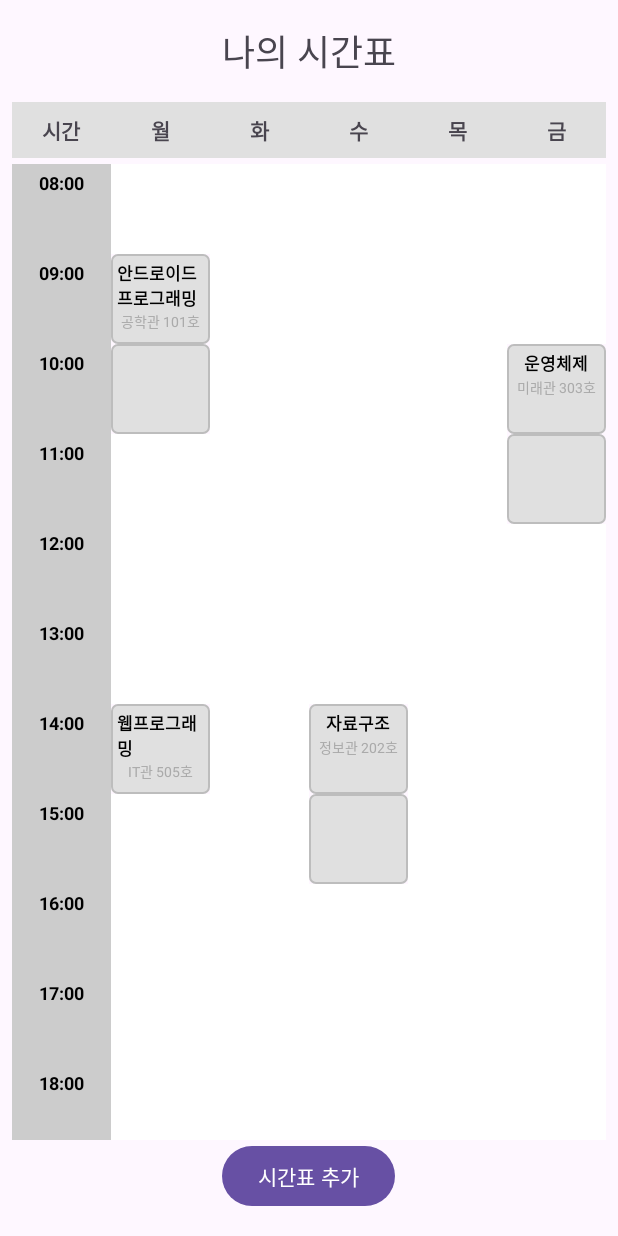
After one commit to jsk4581/TakeTac-Android, an Android app: the TimetableActivity screen opened directly, with no data from a screen before it, on a phone screen of 412 x 824 dp. The commit adds this screen. Run offline under Robolectric (Android 15) with nearby library versions, the phone set to English and light mode, and no system bars.

Commit message:
timetable add

```diff
--- a/app/build.gradle.kts
+++ b/app/build.gradle.kts
@@ -41,6 +41,8 @@ dependencies {
 
     implementation("com.google.firebase:firebase-auth:22.3.1") // Firebase Auth 직접 명시
     implementation("com.google.firebase:firebase-firestore:24.10.0")
+    implementation("androidx.recyclerview:recyclerview:1.3.2") // 최신 버전 확인
+    implementation("androidx.cardview:cardview:1.0.0")
     testImplementation(libs.junit)
     androidTestImplementation(libs.ext.junit)
     androidTestImplementation(libs.espresso.core)
--- a/app/src/main/AndroidManifest.xml
+++ b/app/src/main/AndroidManifest.xml
@@ -21,6 +21,8 @@
         <activity android:name=".HomeActivity" />
         <activity android:name=".SignupActivity" />
 
+        <activity android:name=".TimetableActivity" />
+
         <activity
             android:name=".LoginActivity"
             android:exported="true">
--- /dev/null
+++ b/app/src/main/java/com/team5/taketac/Displayableitem.java
@@ -0,0 +1,31 @@
+package com.team5.taketac;
+
+// 시간표의 각 셀에 표시될 아이템의 타입을 나타내는 enum 또는 상수 집합
+enum ItemType {
+    TIME_LABEL, // 시간 표시 (09:00, 10:00 등)
+    SCHEDULE_ENTRY, // 강의 정보
+    EMPTY_SLOT // 빈 시간표 칸
+}
+
+// RecyclerView에 표시될 각 아이템의 정보를 담는 클래스
+class DisplayableItem {
+    ItemType type;
+    String text; // 시간 레이블 또는 과목명
+    String subText; // 강의실
+    ScheduleEntry originalEntry; // 실제 ScheduleEntry 객체 (SCHEDULE_ENTRY 타입일 경우)
+    boolean isContinuation; // 여러 시간 걸친 강의의 연속 부분인지 여부
+
+    // 생성자들
+    public DisplayableItem(ItemType type, String text) { // TIME_LABEL, EMPTY_SLOT (text는 시간)
+        this.type = type;
+        this.text = text;
+    }
+
+    public DisplayableItem(ItemType type, ScheduleEntry entry, boolean isContinuation) { // SCHEDULE_ENTRY
+        this.type = type;
+        this.originalEntry = entry;
+        this.text = entry.getSubjectName();
+        this.subText = entry.getClassroom();
+        this.isContinuation = isContinuation;
+    }
+}
--- /dev/null
+++ b/app/src/main/java/com/team5/taketac/ScheduleEntry.java
@@ -0,0 +1,60 @@
+package com.team5.taketac; // 1단계에서 확인한 본인의 패키지명으로 수정하세요
+
+public class ScheduleEntry {
+    String day;        // 요일 (예: "MON", "TUE")
+    int startTime;     // 시작 시간 (예: 9, 10) - 24시간 기준 시간
+    int endTime;       // 종료 시간 (예: 11, 12) - 24시간 기준 시간 (해당 시간 전까지)
+    String subjectName; // 과목명
+    String classroom;   // 강의실
+
+    // 생성자
+    public ScheduleEntry(String day, int startTime, int endTime, String subjectName, String classroom) {
+        this.day = day;
+        this.startTime = startTime;
+        this.endTime = endTime;
+        this.subjectName = subjectName;
+        this.classroom = classroom;
+    }
+
+    // Getter 메소드 (필요에 따라 Setter도 추가할 수 있습니다)
+    public String getDay() {
+        return day;
+    }
+
+    public int getStartTime() {
+        return startTime;
+    }
+
+    public int getEndTime() {
+        return endTime;
+    }
+
+    public String getSubjectName() {
+        return subjectName;
+    }
+
+    public String getClassroom() {
+        return classroom;
+    }
+
+    // (선택 사항) Setter 메소드들
+    public void setDay(String day) {
+        this.day = day;
+    }
+
+    public void setStartTime(int startTime) {
+        this.startTime = startTime;
+    }
+
+    public void setEndTime(int endTime) {
+        this.endTime = endTime;
+    }
+
+    public void setSubjectName(String subjectName) {
+        this.subjectName = subjectName;
+    }
+
+    public void setClassroom(String classroom) {
+        this.classroom = classroom;
+    }
+}
--- /dev/null
+++ b/app/src/main/java/com/team5/taketac/TimetableActivity.java
@@ -0,0 +1,221 @@
+package com.team5.taketac; // 실제 프로젝트의 패키지명으로 수정하세요
+
+import android.content.DialogInterface;
+import android.os.Bundle;
+import android.util.Log; // Log 사용을 위해 추가
+import android.view.LayoutInflater;
+import android.view.View;
+import android.widget.Button;
+import android.widget.EditText;
+import android.widget.Toast;
+
+import androidx.appcompat.app.AlertDialog;
+import androidx.appcompat.app.AppCompatActivity;
+import androidx.recyclerview.widget.GridLayoutManager;
+import androidx.recyclerview.widget.RecyclerView;
+
+import java.util.ArrayList;
+import java.util.Collections;
+import java.util.Comparator;
+import java.util.HashMap;
+import java.util.List;
+import java.util.Map;
+
+import com.team5.taketac.ScheduleEntry;
+import com.team5.taketac.DisplayableItem;
+import com.team5.taketac.ItemType;
+
+
+public class TimetableActivity extends AppCompatActivity {
+
+    private static final String TAG = "TimetableActivity_DEBUG"; // Log 태그
+
+    private RecyclerView recyclerViewTimetable;
+    private TimetableAdapter timetableAdapter;
+    private Button buttonAddSchedule;
+    private List<ScheduleEntry> originalScheduleList; // 원본 데이터
+    private List<DisplayableItem> displayableItemList; // RecyclerView에 표시될 데이터
+
+    // 시간표 범위 및 요일 설정 (프로젝트에 맞게 조절 가능)
+    private static final int MIN_HOUR = 8; // 시간표 시작 시간 (예: 8시)
+    private static final int MAX_HOUR = 18; // 시간표 종료 시간 (예: 18시는 18:00 ~ 18:59 강의까지 포함)
+    private static final String[] DAYS_OF_WEEK = {"MON", "TUE", "WED", "THU", "FRI"}; // 토, 일 필요시 추가
+    private static final int NUM_DAYS = DAYS_OF_WEEK.length;
+    private static final int SPAN_COUNT = 1 + NUM_DAYS; // 1 (시간 열) + 요일 수
+
+    @Override
+    protected void onCreate(Bundle savedInstanceState) {
+        super.onCreate(savedInstanceState);
+        setContentView(R.layout.activity_timetable);
+        Log.d(TAG, "onCreate: Activity created");
+
+        recyclerViewTimetable = findViewById(R.id.recyclerViewTimetable);
+        buttonAddSchedule = findViewById(R.id.buttonAddSchedule);
+
+        originalScheduleList = new ArrayList<>();
+        displayableItemList = new ArrayList<>();
+
+        // 어댑터 및 레이아웃 매니저 설정
+        timetableAdapter = new TimetableAdapter(this, new ArrayList<>(), SPAN_COUNT);
+        GridLayoutManager gridLayoutManager = new GridLayoutManager(this, SPAN_COUNT);
+        // SpanSizeLookup은 모든 아이템이 1 span을 차지하므로 여기서는 기본 설정 사용
+
+        recyclerViewTimetable.setLayoutManager(gridLayoutManager);
+        recyclerViewTimetable.setAdapter(timetableAdapter);
+        // recyclerViewTimetable.setHasFixedSize(true); // 아이템 크기가 변경되지 않으면 성능 향상 (선택 사항)
+
+        Log.d(TAG, "onCreate: RecyclerView and Adapter initialized.");
+
+        loadSchedules(); // 저장된 데이터 불러오기 (현재는 예시 데이터)
+        prepareAndDisplayTimetable(); // 데이터 변환 및 UI 업데이트
+
+        buttonAddSchedule.setOnClickListener(v -> {
+            Log.d(TAG, "buttonAddSchedule clicked");
+            showAddScheduleDialog();
+        });
+        Log.d(TAG, "Final displayableItemList size: " + displayableItemList.size());
+    }
+
+    private void prepareAndDisplayTimetable() {
+        Log.d(TAG, "prepareAndDisplayTimetable: Preparing display list. Original list size: " + originalScheduleList.size());
+        displayableItemList.clear();
+
+        // 시간표 데이터를 (시간, 요일) 기반의 맵으로 변환 (빠른 조회용)
+        Map<String, ScheduleEntry> scheduleMap = new HashMap<>();
+        Map<String, Boolean> continuationMap = new HashMap<>(); // 연속된 강의인지 표시
+
+        // 원본 데이터를 정렬 (요일, 시작시간 순) - 선택 사항이지만, 맵 생성 시 덮어쓰기 방지에 도움될 수 있음
+        Collections.sort(originalScheduleList, Comparator.comparing(ScheduleEntry::getDay)
+                .thenComparingInt(ScheduleEntry::getStartTime));
+
+        Log.d(TAG, "--- Building scheduleMap from originalScheduleList (size: " + originalScheduleList.size() + ") ---");
+        for (ScheduleEntry entry : originalScheduleList) {
+            Log.d(TAG, "Processing entry for map: " + entry.getSubjectName() + " on " + entry.getDay() + " from " + entry.getStartTime() + " to " + entry.getEndTime());
+            for (int hour = entry.getStartTime(); hour < entry.getEndTime(); hour++) {
+                String key = entry.getDay() + "_" + hour;
+                scheduleMap.put(key, entry);
+                if (hour > entry.getStartTime()) {
+                    continuationMap.put(key, true); // 첫 시간 이후는 연속된 블록
+                } else {
+                    continuationMap.put(key, false); // 첫 시간 블록
+                }
+            }
+        }
+        Log.d(TAG, "--- scheduleMap built. Size: " + scheduleMap.size() + " ---");
+
+        // RecyclerView에 표시될 아이템 리스트 생성
+        Log.d(TAG, "--- Building displayableItemList ---");
+        for (int hour = MIN_HOUR; hour <= MAX_HOUR; hour++) {
+            // 1. 시간 레이블 추가
+            displayableItemList.add(new DisplayableItem(ItemType.TIME_LABEL, String.format("%02d:00", hour)));
+            // Log.d(TAG, "Added TIME_LABEL for " + String.format("%02d:00", hour));
+
+
+            // 2. 각 요일별 셀 추가
+            for (String day : DAYS_OF_WEEK) {
+                String key = day + "_" + hour;
+                if (scheduleMap.containsKey(key)) {
+                    ScheduleEntry entry = scheduleMap.get(key);
+                    boolean isContinuation = continuationMap.getOrDefault(key, false);
+                    displayableItemList.add(new DisplayableItem(ItemType.SCHEDULE_ENTRY, entry, isContinuation));
+                    Log.d(TAG, "Added SCHEDULE_ENTRY for " + key + ": " + entry.getSubjectName() + (isContinuation ? " (cont.)" : ""));
+                } else {
+                    displayableItemList.add(new DisplayableItem(ItemType.EMPTY_SLOT, "")); // 빈 칸
+                    // Log.d(TAG, "Added EMPTY_SLOT for " + key);
+                }
+            }
+        }
+        Log.d(TAG, "--- displayableItemList built. Size: " + displayableItemList.size() + " ---");
+        timetableAdapter.updateData(displayableItemList);
+        Log.d(TAG, "Adapter data updated.");
+    }
+
+    private void showAddScheduleDialog() {
+        Log.d(TAG, "showAddScheduleDialog: Dialog showing");
+        AlertDialog.Builder builder = new AlertDialog.Builder(this);
+        LayoutInflater inflater = getLayoutInflater();
+        // dialog_add_schedule.xml 파일이 res/layout 폴더에 있어야 합니다.
+        View dialogView = inflater.inflate(R.layout.dialog_add_schedule, null);
+        builder.setView(dialogView);
+
+        final EditText editTextSubjectName = dialogView.findViewById(R.id.editTextSubjectName);
+        final EditText editTextClassroom = dialogView.findViewById(R.id.editTextClassroom);
+        final EditText editTextDay = dialogView.findViewById(R.id.editTextDay);
+        final EditText editTextStartTime = dialogView.findViewById(R.id.editTextStartTime);
+        final EditText editTextEndTime = dialogView.findViewById(R.id.editTextEndTime);
+
+        builder.setTitle("시간표 추가");
+        builder.setPositiveButton("추가", (dialog, which) -> {
+            Log.d(TAG, "Dialog '추가' button clicked");
+
+            String subjectName = editTextSubjectName.getText().toString().trim();
+            String classroom = editTextClassroom.getText().toString().trim();
+            String day = editTextDay.getText().toString().trim().toUpperCase();
+            String startTimeStr = editTextStartTime.getText().toString().trim();
+            String endTimeStr = editTextEndTime.getText().toString().trim();
+
+            Log.d(TAG, "Input values: Subject=" + subjectName + ", Classroom=" + classroom + ", Day=" + day + ", Start=" + startTimeStr + ", End=" + endTimeStr);
+
+            if (subjectName.isEmpty() || classroom.isEmpty() || day.isEmpty() || startTimeStr.isEmpty() || endTimeStr.isEmpty()) {
+                Log.w(TAG, "Validation failed: Empty fields");
+                Toast.makeText(TimetableActivity.this, "모든 항목을 입력해주세요.", Toast.LENGTH_SHORT).show();
+                return;
+            }
+
+            try {
+                int startTime = Integer.parseInt(startTimeStr);
+                int endTime = Integer.parseInt(endTimeStr);
+
+                // 시간 유효성 검사 (예: 시작 시간 < 종료 시간, 유효한 시간 범위, 유효한 요일)
+                // endTime은 MAX_HOUR + 1 까지 허용 (예: 18시 종료는 18이므로, MAX_HOUR가 18일 때 endTime은 19까지 가능)
+                if (startTime >= endTime || startTime < MIN_HOUR || endTime > MAX_HOUR + 1 || !isValidDay(day)) {
+                    Log.w(TAG, "Validation failed: Invalid time or day. Start=" + startTime + ", End=" + endTime + ", Day=" + day);
+                    Toast.makeText(TimetableActivity.this, "입력값을 확인해주세요 (시간, 요일).", Toast.LENGTH_SHORT).show();
+                    return;
+                }
+
+                // (선택 사항) 시간 중복 검사 로직 추가 가능
+                // ...
+
+                ScheduleEntry newEntry = new ScheduleEntry(day, startTime, endTime, subjectName, classroom);
+                Log.d(TAG, "New ScheduleEntry created: " + newEntry.getSubjectName() + " on " + newEntry.getDay() + " " + newEntry.getStartTime() + "-" + newEntry.getEndTime());
+                addNewScheduleEntry(newEntry);
+                Toast.makeText(TimetableActivity.this, "시간표가 추가되었습니다.", Toast.LENGTH_SHORT).show();
+
+            } catch (NumberFormatException e) {
+                Log.e(TAG, "NumberFormatException for time input: " + e.getMessage());
+                Toast.makeText(TimetableActivity.this, "시간은 숫자로 입력해주세요.", Toast.LENGTH_SHORT).show();
+            }
+        });
+        builder.setNegativeButton("취소", (dialog, which) -> Log.d(TAG, "Dialog '취소' button clicked"));
+        builder.create().show();
+    }
+
+    private boolean isValidDay(String day) {
+        for (String validDay : DAYS_OF_WEEK) {
+            if (validDay.equals(day)) return true;
+        }
+        return false;
+    }
+
+    private void loadSchedules() {
+        Log.d(TAG, "loadSchedules: Loading initial data.");
+        // TODO: SharedPreferences, SQLite, Room 등에서 데이터 불러오는 로직 구현
+        // 이 부분은 데이터 영구 저장 시 중요합니다. 현재는 임시 데이터 사용.
+        originalScheduleList.clear(); // 중복 방지
+        originalScheduleList.add(new ScheduleEntry("MON", 9, 11, "안드로이드 프로그래밍", "공학관 101호"));
+        originalScheduleList.add(new ScheduleEntry("WED", 14, 16, "자료구조", "정보관 202호"));
+        originalScheduleList.add(new ScheduleEntry("FRI", 10, 12, "운영체제", "미래관 303호"));
+        originalScheduleList.add(new ScheduleEntry("MON", 14, 15, "웹프로그래밍", "IT관 505호"));
+        Log.d(TAG, "loadSchedules: Initial data loaded. Size: " + originalScheduleList.size());
+    }
+
+    private void addNewScheduleEntry(ScheduleEntry entry) {
+        Log.d(TAG, "addNewScheduleEntry: Adding entry - " + entry.getSubjectName() + ". Current list size: " + originalScheduleList.size());
+        originalScheduleList.add(entry);
+        Log.d(TAG, "Entry added. New list size: " + originalScheduleList.size());
+        // TODO: (매우 중요) 변경된 originalScheduleList를 영구 저장소에 저장하는 로직 추가
+        // 예: saveSchedulesToPreferences(); 또는 데이터베이스에 저장
+        prepareAndDisplayTimetable(); // UI 다시 그리기
+    }
+}
--- /dev/null
+++ b/app/src/main/java/com/team5/taketac/TimetableAdapter.java
@@ -0,0 +1,114 @@
+package com.team5.taketac;
+
+import android.content.Context;
+import android.graphics.Color;
+import android.util.Log;
+import android.view.LayoutInflater;
+import android.view.View;
+import android.view.ViewGroup;
+import android.widget.TextView;
+import androidx.annotation.NonNull;
+import androidx.core.content.ContextCompat;
+import androidx.recyclerview.widget.RecyclerView;
+
+import java.util.ArrayList;
+import java.util.List;
+
+public class TimetableAdapter extends RecyclerView.Adapter<TimetableAdapter.ViewHolder> {
+
+    private List<DisplayableItem> displayableItems;
+    private LayoutInflater inflater;
+    private Context context;
+    private final int SPAN_COUNT; // 예: 6 (시간 + 월화수목금)
+
+    public TimetableAdapter(Context context, List<DisplayableItem> displayableItems, int spanCount) {
+        this.context = context;
+        this.inflater = LayoutInflater.from(context);
+        this.displayableItems = displayableItems;
+        this.SPAN_COUNT = spanCount;
+    }
+
+    @NonNull
+    @Override
+    public ViewHolder onCreateViewHolder(@NonNull ViewGroup parent, int viewType) {
+        View view = inflater.inflate(R.layout.timetable_item, parent, false);
+        return new ViewHolder(view);
+    }
+
+    @Override
+    public void onBindViewHolder(@NonNull ViewHolder holder, int position) {
+        DisplayableItem item = displayableItems.get(position);
+        Log.d("AdapterBind", "Binding item at position: " + position + ", type=" + item.type);
+
+
+
+        switch (item.type) {
+            case TIME_LABEL:
+                holder.subjectNameTextView.setText(item.text);
+                holder.subjectNameTextView.setTextSize(12f); // 시간 폰트 크기
+                holder.classroomTextView.setVisibility(View.GONE);
+                holder.itemView.setBackgroundColor(Color.LTGRAY); // 시간 레이블 배경색
+                break;
+            case SCHEDULE_ENTRY:
+                if (item.originalEntry != null) {
+                    holder.subjectNameTextView.setText("");
+                    holder.classroomTextView.setText("");
+                    holder.subjectNameTextView.setVisibility(View.VISIBLE);
+                    holder.classroomTextView.setVisibility(View.VISIBLE);
+
+                    if (item.isContinuation) {
+                        holder.subjectNameTextView.setVisibility(View.INVISIBLE);
+                        holder.classroomTextView.setVisibility(View.INVISIBLE);
+                    } else {
+                        holder.subjectNameTextView.setText(item.originalEntry.getSubjectName());
+                        holder.classroomTextView.setText(item.originalEntry.getClassroom());
+                    }
+
+                    holder.itemView.setBackground(ContextCompat.getDrawable(context, R.drawable.timetable_item_background));
+                }
+                break;
+            case EMPTY_SLOT:
+                holder.subjectNameTextView.setText("");
+                holder.classroomTextView.setText("");
+                holder.itemView.setBackgroundColor(Color.WHITE); // 빈 슬롯 배경색
+                break;
+        }
+    }
+
+    @Override
+    public int getItemCount() {
+        return displayableItems.size();
+    }
+
+    public void updateData(List<DisplayableItem> newItems) {
+        this.displayableItems = new ArrayList<>(newItems); // 복사본으로 대체
+        notifyDataSetChanged();
+    }
+
+
+
+    // ViewHolder 클래스
+    public static class ViewHolder extends RecyclerView.ViewHolder {
+        TextView subjectNameTextView;
+        TextView classroomTextView;
+
+        public ViewHolder(@NonNull View itemView) {
+            super(itemView);
+            subjectNameTextView = itemView.findViewById(R.id.textViewSubjectName);
+            classroomTextView = itemView.findViewById(R.id.textViewClassroom);
+        }
+    }
+
+    // (선택 사항) 과목별로 다른 색상을 주기 위한 간단한 해시 기반 색상 생성기
+    private int getRandomColor(String subjectName) {
+        int hash = subjectName.hashCode();
+        int r = (hash & 0xFF0000) >> 16;
+        int g = (hash & 0x00FF00) >> 8;
+        int b = hash & 0x0000FF;
+        // 너무 어둡거나 밝지 않게 조정
+        r = Math.min(200, Math.max(100, r));
+        g = Math.min(200, Math.max(100, g));
+        b = Math.min(200, Math.max(100, b));
+        return Color.rgb(r, g, b);
+    }
+}
--- /dev/null
+++ b/app/src/main/res/drawable/timetable_item_background.xml
@@ -0,0 +1,6 @@
+<?xml version="1.0" encoding="utf-8"?>
+<shape xmlns:android="http://schemas.android.com/apk/res/android">
+    <solid android:color="#E0E0E0"/>
+    <stroke android:width="1dp" android:color="#BDBDBD"/>
+    <corners android:radius="4dp"/>
+</shape>
--- /dev/null
+++ b/app/src/main/res/layout/activity_timetable.xml
@@ -0,0 +1,55 @@
+<?xml version="1.0" encoding="utf-8"?>
+<RelativeLayout xmlns:android="http://schemas.android.com/apk/res/android"
+    xmlns:tools="http://schemas.android.com/tools"
+    android:layout_width="match_parent"
+    android:layout_height="match_parent"
+    tools:context=".TimetableActivity">
+
+    <TextView
+        android:id="@+id/textViewTitle"
+        android:layout_width="wrap_content"
+        android:layout_height="wrap_content"
+        android:text="나의 시간표"
+        android:textSize="24sp"
+        android:layout_centerHorizontal="true"
+        android:layout_marginTop="16dp"/>
+
+    <LinearLayout
+        android:id="@+id/layoutDayHeaders"
+        android:layout_width="match_parent"
+        android:layout_height="wrap_content"
+        android:orientation="horizontal"
+        android:layout_below="@id/textViewTitle"
+        android:layout_marginTop="16dp"
+        android:paddingStart="8dp"
+        android:paddingEnd="8dp">
+
+        <TextView style="@style/DayHeaderStyle" android:text="시간"/>
+        <TextView style="@style/DayHeaderStyle" android:text="월"/>
+        <TextView style="@style/DayHeaderStyle" android:text="화"/>
+        <TextView style="@style/DayHeaderStyle" android:text="수"/>
+        <TextView style="@style/DayHeaderStyle" android:text="목"/>
+        <TextView style="@style/DayHeaderStyle" android:text="금"/>
+    </LinearLayout>
+
+    <androidx.recyclerview.widget.RecyclerView
+        android:id="@+id/recyclerViewTimetable"
+        android:layout_width="match_parent"
+        android:layout_height="match_parent"
+        android:layout_below="@id/layoutDayHeaders"
+        android:layout_above="@id/buttonAddSchedule"
+        android:layout_marginTop="4dp"
+        android:paddingStart="8dp"
+        android:paddingEnd="8dp" />
+
+
+    <Button
+        android:id="@+id/buttonAddSchedule"
+        android:layout_width="wrap_content"
+        android:layout_height="wrap_content"
+        android:text="시간표 추가"
+        android:layout_alignParentBottom="true"
+        android:layout_centerHorizontal="true"
+        android:layout_marginBottom="16dp"/>
+
+</RelativeLayout>
--- /dev/null
+++ b/app/src/main/res/layout/timetable_item.xml
@@ -0,0 +1,25 @@
+<?xml version="1.0" encoding="utf-8"?>
+<LinearLayout xmlns:android="http://schemas.android.com/apk/res/android"
+    android:layout_width="match_parent"
+    android:layout_height="60dp"
+    android:orientation="vertical"
+    android:gravity="center_horizontal|top"
+    android:padding="4dp"
+    android:background="@drawable/timetable_item_background"
+    android:minHeight="60dp"> <TextView
+    android:id="@+id/textViewSubjectName"
+    android:layout_width="wrap_content"
+    android:layout_height="wrap_content"
+    android:textSize="11sp"
+    android:textStyle="bold"
+    android:textColor="@android:color/black"
+    android:text="과목명"/>
+
+    <TextView
+        android:id="@+id/textViewClassroom"
+        android:layout_width="wrap_content"
+        android:layout_height="wrap_content"
+        android:textSize="9sp"
+        android:textColor="@android:color/darker_gray"
+        android:text="강의실"/>
+</LinearLayout>
--- a/app/src/main/res/values/themes.xml
+++ b/app/src/main/res/values/themes.xml
@@ -6,4 +6,13 @@
     </style>
 
     <style name="Theme.TakeTac" parent="Base.Theme.TakeTac" />
+    <style name="DayHeaderStyle">
+        <item name="android:layout_width">0dp</item>
+        <item name="android:layout_height">wrap_content</item>
+        <item name="android:layout_weight">1</item>
+        <item name="android:gravity">center</item>
+        <item name="android:padding">8dp</item>
+        <item name="android:textStyle">bold</item>
+        <item name="android:background">#E0E0E0</item>
+    </style>
 </resources>
--- a/build.gradle.kts
+++ b/build.gradle.kts
@@ -1,6 +1,7 @@
 buildscript {
     dependencies {
         classpath("com.google.gms:google-services:4.3.15") // Firebase용
+
     }
     repositories {
         google()
```
Also changed, not shown: app/src/main/java/com/team5/taketac/HomeActivity.java (+26 -1 lines), app/src/main/res/layout/activity_home.xml (+6 -1 lines), app/src/main/res/layout/dialog_add_schedule.xml (added, +55 -0 lines), app/src/main/res/drawable/moohan.png (added), 1 other file.
